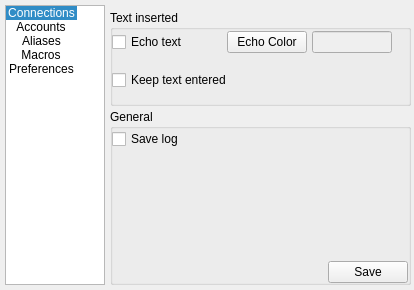
Above: src/devclient/gui_src/gui_option.ui from develer-staff/devclient before the change. Below: the same form after it.
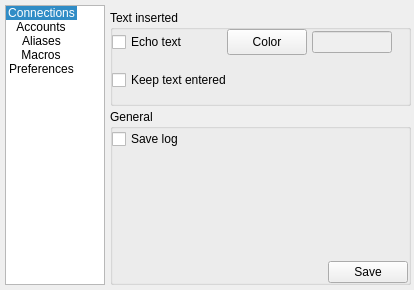
That is the form after the change. The open tabs and pages were chosen to show the change. Icons and pictures are not drawn.

Commit message: aggiunta icona per il pulsante di selezione del colore dell'echo

Patch:
```diff
--- a/src/devclient/gui_src/gui_option.ui
+++ b/src/devclient/gui_src/gui_option.ui
@@ -822,17 +822,20 @@
          <property name="minimumSize" >
           <size>
            <width>80</width>
-           <height>22</height>
+           <height>26</height>
           </size>
          </property>
          <property name="maximumSize" >
           <size>
            <width>80</width>
-           <height>16777215</height>
+           <height>26</height>
           </size>
          </property>
          <property name="text" >
-          <string>Echo Color</string>
+          <string>Color</string>
+         </property>
+         <property name="icon" >
+          <iconset resource="../../../resources/gui_option.qrc" >:/images/button-color.png</iconset>
          </property>
         </widget>
        </item>
```
Left out of the diff: 14 changed lines with no effect on the pictures. The commit also changes 8 other files.
